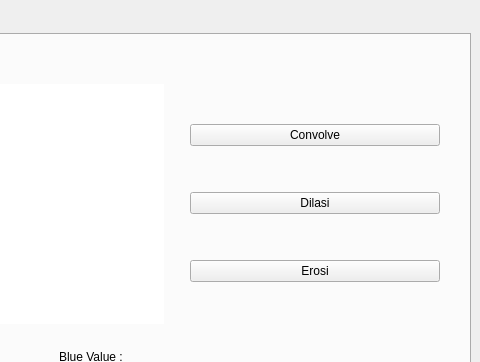
Qt form Comvis I Design.ui (andre002wp/Comvis-Semester-5) before a commit; both pictures show x 776 to 1256 and y 0 to 362 of the 1256 by 704 pixel window.
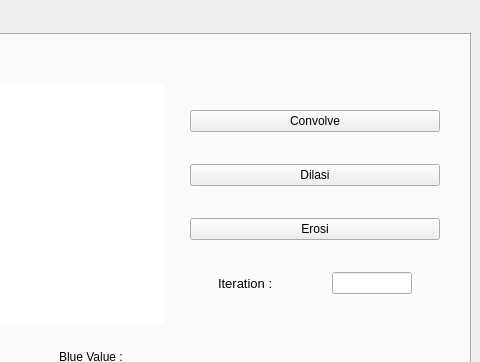
The same form after that commit. Custom widgets are drawn as their Qt base class.

```diff
--- a/Comvis I Design.ui
+++ b/Comvis I Design.ui
@@ -784,6 +784,52 @@
               </property>
              </widget>
             </item>
+            <item>
+             <layout class="QHBoxLayout" name="horizontalLayout" stretch="0,0">
+              <property name="leftMargin">
+               <number>0</number>
+              </property>
+              <property name="topMargin">
+               <number>0</number>
+              </property>
+              <item>
+               <widget class="QLabel" name="label_14">
+                <property name="maximumSize">
+                 <size>
+                  <width>80</width>
+                  <height>16777215</height>
+                 </size>
+                </property>
+                <property name="font">
+                 <font>
+                  <pointsize>10</pointsize>
+                  <weight>50</weight>
+                  <bold>false</bold>
+                 </font>
+                </property>
+                <property name="text">
+                 <string>Iteration :</string>
+                </property>
+               </widget>
+              </item>
+              <item>
+               <widget class="QLineEdit" name="txt_tab3_iterasi">
+                <property name="sizePolicy">
+                 <sizepolicy hsizetype="Fixed" vsizetype="Fixed">
+                  <horstretch>0</horstretch>
+                  <verstretch>0</verstretch>
+                 </sizepolicy>
+                </property>
+                <property name="maximumSize">
+                 <size>
+                  <width>80</width>
+                  <height>16777215</height>
+                 </size>
+                </property>
+               </widget>
+              </item>
+             </layout>
+            </item>
            </layout>
           </item>
          </layout>
```
